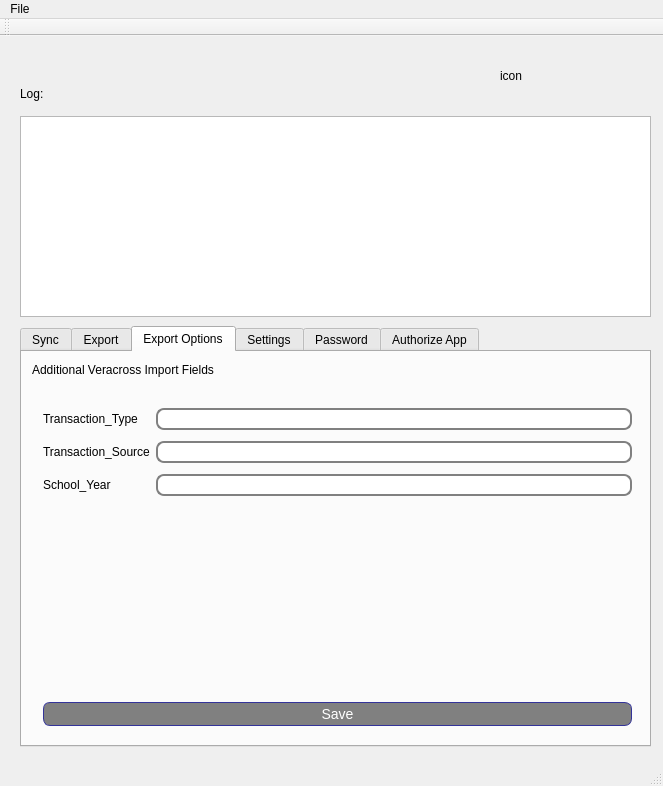
Above: qt-lightspeed-pos-vc-connector/mainwindow.ui from beckf/lightspeed-vc-connector before the change. Below: the same form after it.
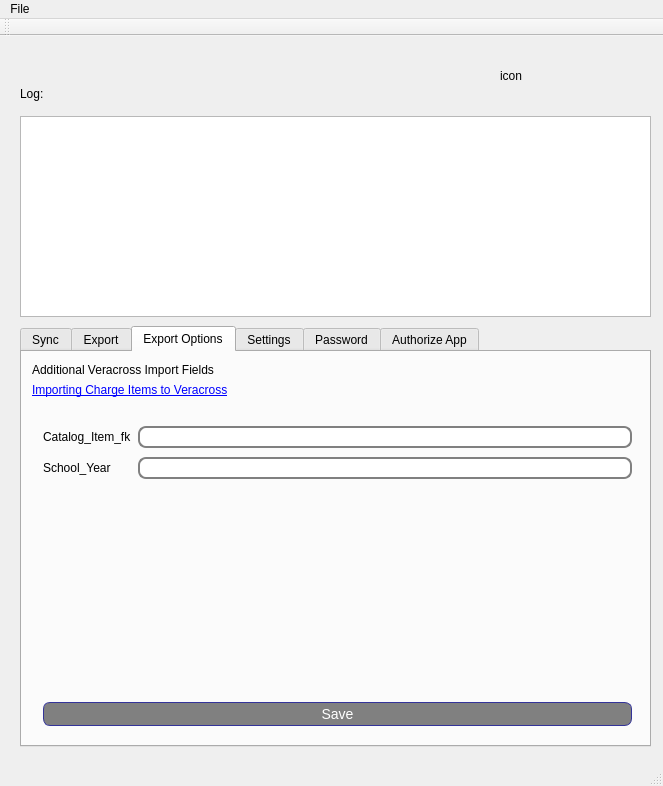
That is the form after the change.

Commit message: vc export updates

The edit to the form file:
```diff
--- a/qt-lightspeed-pos-vc-connector/mainwindow.ui
+++ b/qt-lightspeed-pos-vc-connector/mainwindow.ui
@@ -440,40 +440,30 @@
       <property name="geometry">
        <rect>
         <x>10</x>
-        <y>40</y>
+        <y>60</y>
         <width>611</width>
-        <height>121</height>
+        <height>81</height>
        </rect>
       </property>
       <layout class="QGridLayout" name="gridLayout_5">
-       <item row="1" column="1">
-        <widget class="QLineEdit" name="txt_ExportOptionsTransactionSource"/>
-       </item>
        <item row="0" column="1">
-        <widget class="QLineEdit" name="txt_ExportOptionsTransactionType"/>
-       </item>
-       <item row="1" column="0">
-        <widget class="QLabel" name="label_21">
-         <property name="text">
-          <string>Transaction_Source</string>
-         </property>
-        </widget>
+        <widget class="QLineEdit" name="txt_ExportOptionsCatalog_Item_fk"/>
        </item>
        <item row="0" column="0">
-        <widget class="QLabel" name="label_20">
+        <widget class="QLabel" name="label_21">
          <property name="text">
-          <string>Transaction_Type</string>
+          <string>Catalog_Item_fk</string>
          </property>
         </widget>
        </item>
-       <item row="2" column="0">
+       <item row="1" column="0">
         <widget class="QLabel" name="label_22">
          <property name="text">
           <string>School_Year</string>
          </property>
         </widget>
        </item>
-       <item row="2" column="1">
+       <item row="1" column="1">
         <widget class="QLineEdit" name="txt_ExportOptionsSchoolYear"/>
        </item>
       </layout>
@@ -510,6 +500,28 @@
        </item>
       </layout>
      </widget>
+     <widget class="QLabel" name="label_20">
+      <property name="geometry">
+       <rect>
+        <x>10</x>
+        <y>30</y>
+        <width>231</width>
+        <height>16</height>
+       </rect>
+      </property>
+      <property name="text">
+       <string>&lt;html&gt;&lt;head/&gt;&lt;body&gt;&lt;p&gt;&lt;a href=&quot;https://modules.veracross.com/article/how-to-import-person-charge-items&quot;&gt;&lt;span style=&quot; text-decoration: underline; color:#0000ff;&quot;&gt;Importing Charge Items to Veracross&lt;/span&gt;&lt;/a&gt;&lt;/p&gt;&lt;/body&gt;&lt;/html&gt;</string>
+      </property>
+      <property name="textFormat">
+       <enum>Qt::RichText</enum>
+      </property>
+      <property name="openExternalLinks">
+       <bool>true</bool>
+      </property>
+      <property name="textInteractionFlags">
+       <set>Qt::TextBrowserInteraction</set>
+      </property>
+     </widget>
     </widget>
     <widget class="QWidget" name="tab_Settings">
      <attribute name="title">
```
The commit also changes 2 other files.
